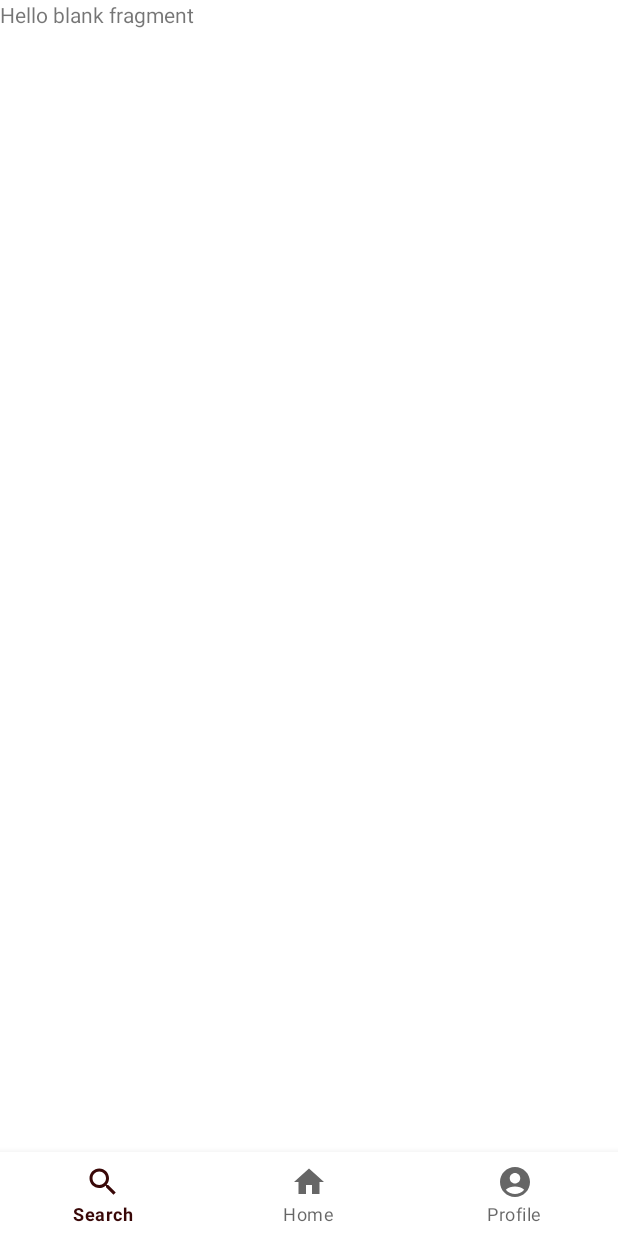
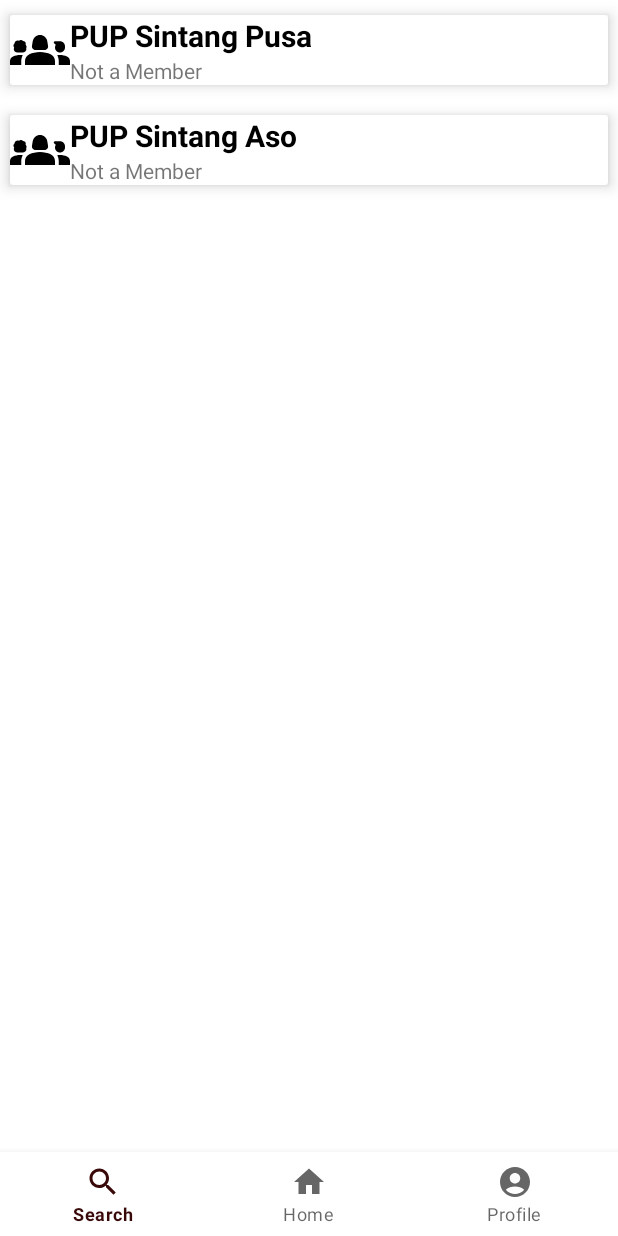
Before and after one commit to Der-Schneeprinz/bawang, an Android app: the fragment OrgsFragment placed in its activity, on a phone screen of 412 x 824 dp. Run offline under Robolectric (Android 15) with nearby library versions, the phone set to English and light mode, and no system bars; our stand-ins replace Firebase (no records; nobody signed in at launch, a user with empty details on screens opened directly); 1 statement that could not run was skipped.

Commit message:
created recyclerview for organizations

```diff
--- /dev/null
+++ b/app/src/main/java/com/merah/bawang/model/OrganizationRVItem.java
@@ -0,0 +1,47 @@
+package com.merah.bawang.model;
+
+public class OrganizationRVItem extends Organization{
+
+    private int orgProfile;
+    private String organizationName;
+    private String membershipType;
+
+    public OrganizationRVItem(String _OID, int orgProfile, String organizationName, String membershipType) {
+        super(_OID);
+        this.orgProfile = orgProfile;
+        this.organizationName = organizationName;
+        this.membershipType = membershipType;
+    }
+
+    // SETTERS
+
+    public void setOrgProfile(int orgProfile) {
+        this.orgProfile = orgProfile;
+    }
+
+    public void setOrganizationName(String organizationName) {
+        this.organizationName = organizationName;
+    }
+
+    public void setMembershipType(String membershipType) {
+        this.membershipType = membershipType;
+    }
+
+    // GETTERS
+
+    public String get_OID() {
+        return super.get_OID();
+    }
+
+    public int getOrgProfile() {
+        return orgProfile;
+    }
+
+    public String getOrganizationName() {
+        return organizationName;
+    }
+
+    public String getMembershipType() {
+        return membershipType;
+    }
+}
--- a/app/src/main/java/com/merah/bawang/view/homescreen/fragments/OrgsFragment.java
+++ b/app/src/main/java/com/merah/bawang/view/homescreen/fragments/OrgsFragment.java
@@ -2,59 +2,30 @@ package com.merah.bawang.view.homescreen.fragments;
 
 import android.os.Bundle;
 
+import androidx.annotation.NonNull;
+import androidx.annotation.Nullable;
 import androidx.fragment.app.Fragment;
+import androidx.recyclerview.widget.LinearLayoutManager;
+import androidx.recyclerview.widget.RecyclerView;
 
 import android.view.LayoutInflater;
 import android.view.View;
 import android.view.ViewGroup;
 
 import com.merah.bawang.R;
+import com.merah.bawang.model.OrganizationRVItem;
+import com.merah.bawang.viewmodel.recyclervieworganizations.OrgsAdapter;
 
-/**
- * A simple {@link Fragment} subclass.
- * Use the {@link OrgsFragment#newInstance} factory method to
- * create an instance of this fragment.
- */
+import java.util.ArrayList;
+
 public class OrgsFragment extends Fragment {
 
-    // TODO: Rename parameter arguments, choose names that match
-    // the fragment initialization parameters, e.g. ARG_ITEM_NUMBER
-    private static final String ARG_PARAM1 = "param1";
-    private static final String ARG_PARAM2 = "param2";
-
-    // TODO: Rename and change types of parameters
-    private String mParam1;
-    private String mParam2;
-
-    public OrgsFragment() {
-        // Required empty public constructor
-    }
-
-    /**
-     * Use this factory method to create a new instance of
-     * this fragment using the provided parameters.
-     *
-     * @param param1 Parameter 1.
-     * @param param2 Parameter 2.
-     * @return A new instance of fragment OrgsFragment.
-     */
-    // TODO: Rename and change types and number of parameters
-    public static OrgsFragment newInstance(String param1, String param2) {
-        OrgsFragment fragment = new OrgsFragment();
-        Bundle args = new Bundle();
-        args.putString(ARG_PARAM1, param1);
-        args.putString(ARG_PARAM2, param2);
-        fragment.setArguments(args);
-        return fragment;
-    }
+    private RecyclerView recyclerView;
+    private ArrayList<OrganizationRVItem> organizationRVItems = new ArrayList<>();
 
     @Override
     public void onCreate(Bundle savedInstanceState) {
         super.onCreate(savedInstanceState);
-        if (getArguments() != null) {
-            mParam1 = getArguments().getString(ARG_PARAM1);
-            mParam2 = getArguments().getString(ARG_PARAM2);
-        }
     }
 
     @Override
@@ -63,4 +34,30 @@ public class OrgsFragment extends Fragment {
         // Inflate the layout for this fragment
         return inflater.inflate(R.layout.fragment_orgs, container, false);
     }
+
+    @Override
+    public void onViewCreated(@NonNull View view, @Nullable Bundle savedInstanceState) {
+        super.onViewCreated(view, savedInstanceState);
+
+        setupOrganizationRVItemContent();
+        recyclerView = view.findViewById(R.id.recyclerView);
+        recyclerView.setLayoutManager(new LinearLayoutManager(getContext()));
+        recyclerView.setHasFixedSize(true);
+        OrgsAdapter orgsAdapter = new OrgsAdapter(getContext(), organizationRVItems);
+        recyclerView.setAdapter(orgsAdapter);
+        orgsAdapter.notifyDataSetChanged();
+
+    }
+
+    private void setupOrganizationRVItemContent() {
+        String[] orgNames = getResources().getStringArray(R.array.saOrgs);
+        for (String orgName : orgNames) {
+            organizationRVItems.add(new OrganizationRVItem(
+                    "",
+                    R.drawable.baseline_groups_2_24,
+                    orgName,
+                    "Not a Member"
+            ));
+        }
+    }
 }
--- /dev/null
+++ b/app/src/main/java/com/merah/bawang/viewmodel/recyclervieworganizations/OrgsAdapter.java
@@ -0,0 +1,60 @@
+package com.merah.bawang.viewmodel.recyclervieworganizations;
+
+import android.content.Context;
+import android.view.LayoutInflater;
+import android.view.View;
+import android.view.ViewGroup;
+import android.widget.ImageView;
+import android.widget.TextView;
+
+import androidx.annotation.NonNull;
+import androidx.recyclerview.widget.RecyclerView;
+
+import com.merah.bawang.R;
+import com.merah.bawang.model.OrganizationRVItem;
+
+import java.util.ArrayList;
+
+public class OrgsAdapter extends RecyclerView.Adapter<OrgsAdapter.OrgViewHolder> {
+
+    private Context context;
+    private ArrayList<OrganizationRVItem> organizationRVItems;
+
+    public OrgsAdapter(Context context, ArrayList<OrganizationRVItem> organizationRVItems) {
+        this.context = context;
+        this.organizationRVItems = organizationRVItems;
+    }
+
+    @NonNull
+    @Override
+    public OrgsAdapter.OrgViewHolder onCreateViewHolder(@NonNull ViewGroup parent, int viewType) {
+        LayoutInflater inflater = LayoutInflater.from(context);
+        View view = inflater.inflate(R.layout.item_organization_item, parent, false);
+        return new OrgViewHolder(view);
+    }
+
+    @Override
+    public void onBindViewHolder(@NonNull OrgsAdapter.OrgViewHolder holder, int position) {
+        holder.orgName.setText(organizationRVItems.get(position).getOrganizationName());
+        holder.orgMemberType.setText(organizationRVItems.get(position).getMembershipType());
+    }
+
+    @Override
+    public int getItemCount() {
+        return organizationRVItems.size();
+    }
+
+    public static class OrgViewHolder extends RecyclerView.ViewHolder {
+
+        ImageView orgProfile;
+        TextView orgName;
+        TextView orgMemberType;
+
+        public OrgViewHolder(@NonNull View itemView) {
+            super(itemView);
+            orgProfile = itemView.findViewById(R.id.ivProfile);
+            orgName = itemView.findViewById(R.id.tvOrg);
+            orgMemberType = itemView.findViewById(R.id.tvMembership);
+        }
+    }
+}
--- a/app/src/main/res/layout/fragment_orgs.xml
+++ b/app/src/main/res/layout/fragment_orgs.xml
@@ -1,14 +1,20 @@
 <?xml version="1.0" encoding="utf-8"?>
-<FrameLayout xmlns:android="http://schemas.android.com/apk/res/android"
+<androidx.constraintlayout.widget.ConstraintLayout xmlns:android="http://schemas.android.com/apk/res/android"
+    xmlns:app="http://schemas.android.com/apk/res-auto"
     xmlns:tools="http://schemas.android.com/tools"
     android:layout_width="match_parent"
     android:layout_height="match_parent"
     tools:context=".view.homescreen.fragments.OrgsFragment">
 
-    <!-- TODO: Update blank fragment layout -->
-    <TextView
+    <androidx.recyclerview.widget.RecyclerView
+        android:id="@+id/recyclerView"
         android:layout_width="match_parent"
         android:layout_height="match_parent"
-        android:text="@string/hello_blank_fragment" />
+        app:layoutManager="androidx.recyclerview.widget.LinearLayoutManager"
+        app:layout_constraintBottom_toBottomOf="parent"
+        app:layout_constraintLeft_toLeftOf="parent"
+        app:layout_constraintRight_toRightOf="parent"
+        app:layout_constraintTop_toTopOf="parent"
+        tools:listitem="@layout/item_organization_item"/>
 
-</FrameLayout>
+</androidx.constraintlayout.widget.ConstraintLayout>
--- a/app/src/main/res/layout/item_organization_item.xml
+++ b/app/src/main/res/layout/item_organization_item.xml
@@ -24,7 +24,7 @@
             app:layout_constraintStart_toStartOf="parent"
             app:layout_constraintTop_toTopOf="parent"
             app:layout_constraintBottom_toBottomOf="parent"
-            app:srcCompat="@drawable/ic_baseline_account_circle_24" />
+            app:srcCompat="@drawable/baseline_groups_2_24" />
 
         <TextView
             style="@style/TextOrg"
@@ -36,10 +36,10 @@
             app:layout_constraintTop_toTopOf="parent"/>
 
         <TextView
-            android:id="@+id/tvAffiliate"
+            android:id="@+id/tvMembership"
             android:layout_width="wrap_content"
             android:layout_height="wrap_content"
-            android:text="NOT MEMBER"
+            android:text="NOT A MEMBER"
             app:layout_constraintStart_toEndOf="@+id/ivProfile"
             app:layout_constraintTop_toBottomOf="@+id/tvOrg"/>
 
```
Also changed, not shown: app/src/main/java/com/merah/bawang/model/Organization.java (+2 -65 lines), app/src/main/java/com/merah/bawang/model/OrganizationItem.java (added, +80 -0 lines).
